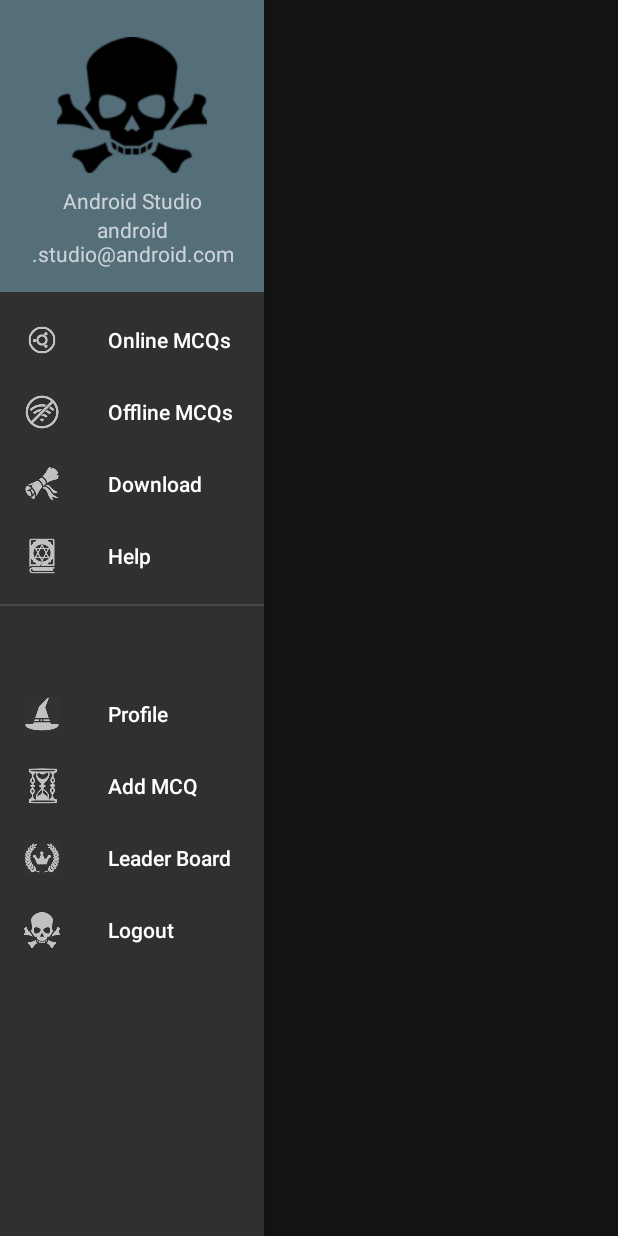
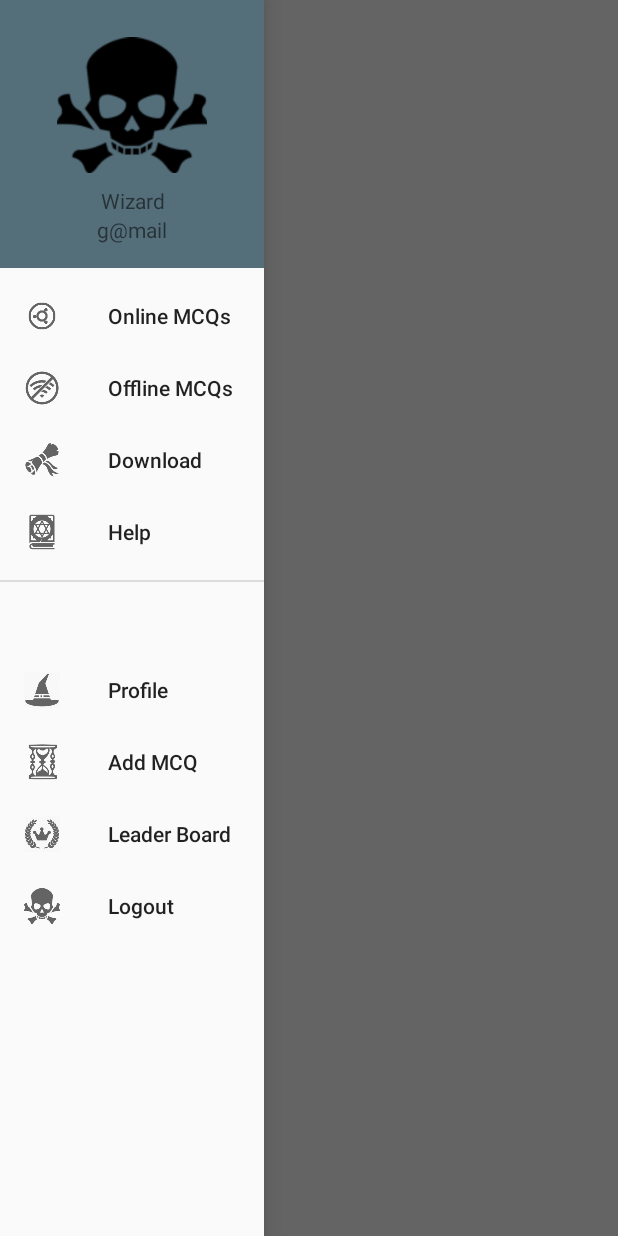
Before and after one commit to stackw1zard/testLib, an Android app: the screen it shows after launch once a user with an empty profile is signed in (MainActivity), with the side drawer open, on a phone screen of 412 x 824 dp. Run offline under Robolectric (Android 15) with nearby library versions, the light colour scheme and no system bars; our stand-ins replace Firebase (no records; nobody signed in at launch, a user with empty details on screens opened directly), Volley.

Commit message:
online challenge 2

```diff
--- a/app/src/main/res/layout/fragment_online.xml
+++ b/app/src/main/res/layout/fragment_online.xml
@@ -17,7 +17,7 @@
         android:layout_height="50dp"
         android:orientation="horizontal"
         android:padding="15dp"
-        android:visibility="visible">
+        android:visibility="gone">
 
         <TextView
             android:id="@+id/mcq_info_details"
--- a/app/src/main/res/layout/nav_header_main.xml
+++ b/app/src/main/res/layout/nav_header_main.xml
@@ -26,13 +26,13 @@
         android:layout_height="wrap_content"
         android:paddingTop="@dimen/nav_header_vertical_spacing"
         android:gravity="center"
-        android:text="@string/nav_header_title" />
+        android:text="Wizard" />
 
     <TextView
         android:id="@+id/userEmail"
-        android:layout_width="wrap_content"
+        android:layout_width="match_parent"
         android:layout_height="wrap_content"
         android:gravity="center"
-        android:text="@string/nav_header_subtitle" />
+        android:text="g@mail" />
 
 </LinearLayout>
--- a/app/src/main/res/values/styles.xml
+++ b/app/src/main/res/values/styles.xml
@@ -1,6 +1,6 @@
 <?xml version="1.0" encoding="utf-8"?>
 <resources>    <!-- Base application theme. -->
-    <style name="AppTheme" parent="@style/Theme.AppCompat">
+    <style name="AppTheme" parent="@style/Theme.AppCompat.Light">
         <!-- Customize your theme here. -->
         <!--<item name="android:windowActionBar">false</item>-->
         <!--<item name="android:windowNoTitle">true</item>-->
```
Also changed, not shown: app/src/main/java/com/stackwizards/mcq_wizard/EditActivity.java (+69 -43 lines).
